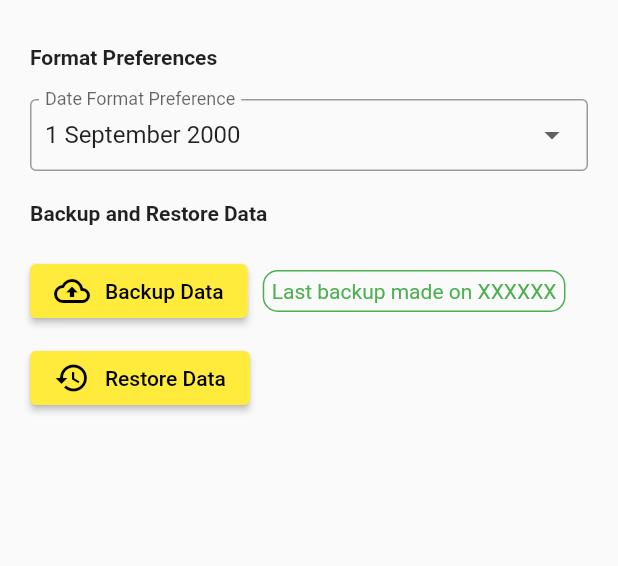
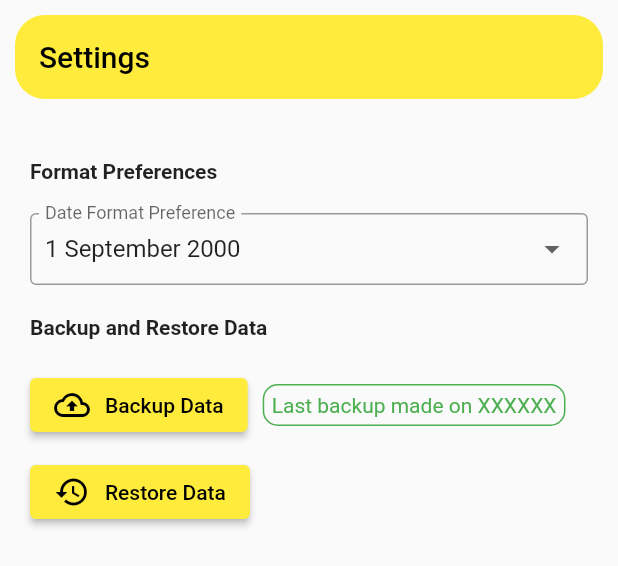
Before and after one commit to theo-kim/financier, a Flutter app: the SettingsPage widget shown alone on an empty page, opened directly, on a phone screen of 412 x 824 dp. Shown: the top 566 px of the screen. Run offline on Flutter 3.47's test engine with Material 2 defaults, Android fonts, the phone set to English and light mode, and no system bars; our stand-ins replace built_collection, built_value, cloud_firestore, csv, dropdown_search, file_picker and 6 more; accounts and stored records are empty.

Commit message:
Fixed Setting Pages App Bar

```diff
--- a/lib/src/views/pages/settings.dart
+++ b/lib/src/views/pages/settings.dart
@@ -1,5 +1,6 @@
 import 'package:csv/csv.dart';
 import 'package:file_picker/file_picker.dart';
+import 'package:financier/src/components/appbar.dart';
 import 'package:financier/src/models/account.dart';
 import 'package:financier/src/operations/backup.dart';
 import 'package:financier/src/operations/date.dart';
@@ -171,7 +172,10 @@ class _SettingsPageState extends State<SettingsPage> {
     // final currentDateSetting =
     //     DateFormatter.getAvailable(preferences.getString("date_formatter"));
     // print(currentDateSetting);
-    return Padding(
+    return Column(
+      children: [
+        StandardAppBar(title: "Settings"),
+        Padding(
           padding: EdgeInsets.all(20.0),
           child: Column(
             crossAxisAlignment: CrossAxisAlignment.stretch,
@@ -254,10 +258,13 @@ class _SettingsPageState extends State<SettingsPage> {
             ].map<Widget>((w) {
               if (w.runtimeType == Text)
                 return Padding(
-                padding: EdgeInsets.only(top: 10.0, bottom: 20.0), child: w);
+                    padding: EdgeInsets.only(top: 10.0, bottom: 20.0),
+                    child: w);
               return Padding(padding: EdgeInsets.only(bottom: 10.0), child: w);
             }).toList(),
           ),
+        )
+      ],
     );
   }
 }
```
Also changed, not shown: 1 other file. Lines whose indentation alone changed are shown as unchanged.
